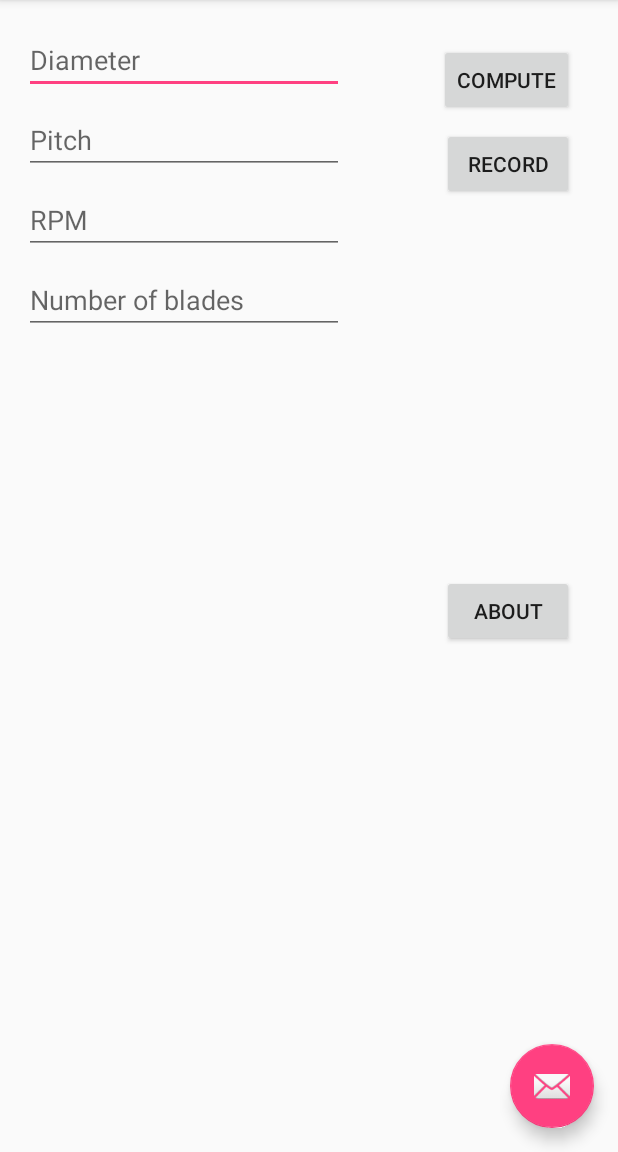
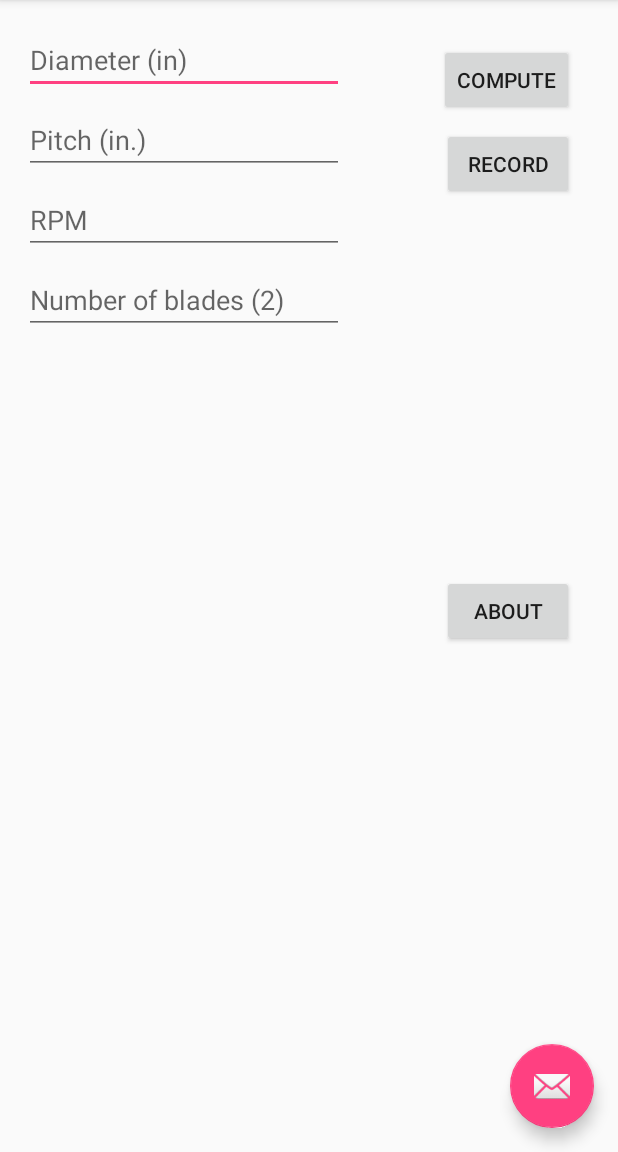
Before and after one commit to yyk99/android_examples, an Android app: the screen it shows after launch (MainActivity), on a phone screen of 412 x 824 dp, the part 84-1236 px from its top. Run offline under Robolectric (Android 15) with nearby library versions, the phone set to English and light mode, and no system bars.

```diff
--- a/Test3/app/src/main/AndroidManifest.xml
+++ b/Test3/app/src/main/AndroidManifest.xml
@@ -1,7 +1,8 @@
 <?xml version="1.0" encoding="utf-8"?>
 <manifest xmlns:android="http://schemas.android.com/apk/res/android"
     package="com.yyktools.test3">
-
+    <uses-permission android:name="android.permission.WRITE_EXTERNAL_STORAGE" />
+    <uses-permission android:name="android.permission.READ_EXTERNAL_STORAGE" />
     <application
         android:allowBackup="true"
         android:icon="@mipmap/ic_launcher"
--- a/Test3/app/src/main/res/layout/content_main.xml
+++ b/Test3/app/src/main/res/layout/content_main.xml
@@ -15,10 +15,10 @@
         android:layout_marginStart="16dp"
         android:layout_marginTop="17dp"
         android:ems="10"
+        android:hint="@string/diameter_hint"
         android:inputType="numberDecimal"
         app:layout_constraintStart_toStartOf="parent"
-        app:layout_constraintTop_toTopOf="parent"
-        android:hint="Diameter" />
+        app:layout_constraintTop_toTopOf="parent" />
 
     <EditText
         android:id="@+id/editPitch"
@@ -27,8 +27,8 @@
         android:layout_marginStart="16dp"
         android:layout_marginTop="8dp"
         android:ems="10"
+        android:hint="@string/pitch_hint"
         android:inputType="numberDecimal"
-        android:hint="Pitch"
         app:layout_constraintStart_toStartOf="parent"
         app:layout_constraintTop_toBottomOf="@+id/editDiam" />
 
@@ -39,8 +39,8 @@
         android:layout_marginStart="16dp"
         android:layout_marginTop="8dp"
         android:ems="10"
+        android:hint="@string/rpm_hint"
         android:inputType="number"
-        android:hint="RPM"
         app:layout_constraintStart_toStartOf="parent"
         app:layout_constraintTop_toBottomOf="@+id/editPitch" />
 
@@ -51,8 +51,8 @@
         android:layout_marginStart="16dp"
         android:layout_marginTop="8dp"
         android:ems="10"
+        android:hint="@string/number_of_blades_hint"
         android:inputType="number"
-        android:hint="Number of blades"
         app:layout_constraintStart_toStartOf="parent"
         app:layout_constraintTop_toBottomOf="@+id/editRPM" />
 
@@ -74,6 +74,7 @@
         android:layout_height="wrap_content"
         android:layout_marginEnd="29dp"
         android:layout_marginTop="8dp"
+        android:onClick="recordButtonPressed"
         android:text="@string/recordTxt"
         app:layout_constraintEnd_toEndOf="parent"
         app:layout_constraintTop_toBottomOf="@+id/btCompute" />
--- a/Test3/app/src/main/res/values/strings.xml
+++ b/Test3/app/src/main/res/values/strings.xml
@@ -4,4 +4,10 @@
     <string name="computeTxt">COMPUTE</string>
     <string name="recordTxt">RECORD</string>
     <string name="aboutTxt">About</string>
+    <string name="about_text" translatable="false">Version:</string>
+    <string name="version_text" translatable="false">2017.12.21.01</string>
+    <string name="diameter_hint">Diameter (in)</string>
+    <string name="pitch_hint">Pitch (in.)</string>
+    <string name="rpm_hint">RPM</string>
+    <string name="number_of_blades_hint">Number of blades (2)</string>
 </resources>
```
Also changed, not shown: Test3/app/src/main/java/com/yyktools/test3/CVSWriter.java (added, +57 -0 lines), Test3/app/src/main/java/com/yyktools/test3/MainActivity.java (+92 -5 lines).
